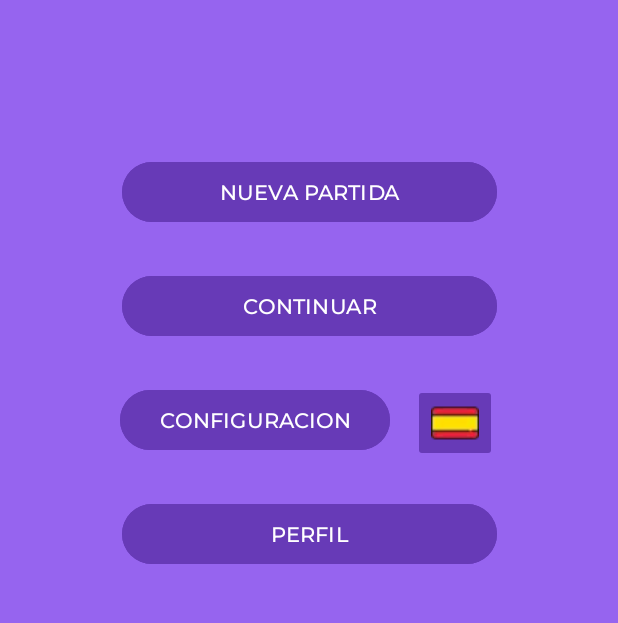
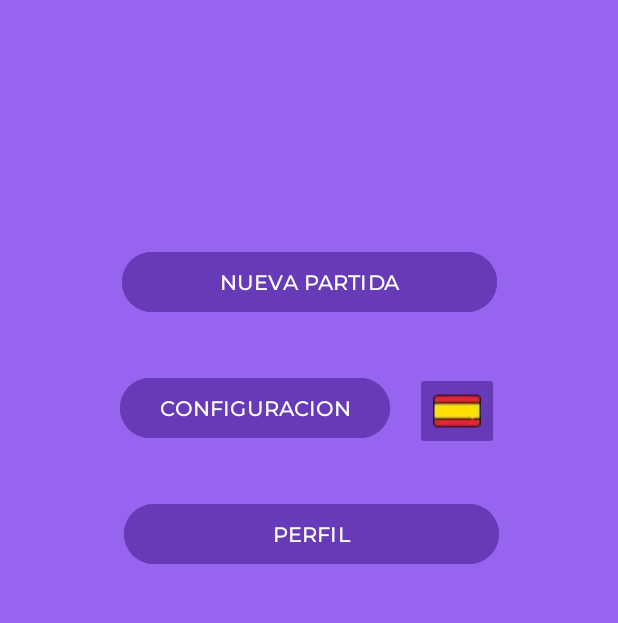
Before and after one commit to Adrian-DEVCoder/Proyecto_PalabrasDesordenadas, an Android app: the MenuActivity screen opened directly, with no data from a screen before it, on a phone screen of 412 x 824 dp, the part 333-956 px from its top. Run offline under Robolectric (Android 15) with nearby library versions, the phone set to English and light mode, and no system bars.

Commit message:
Actualizacion del layout del menu principal, eliminamos la opcion de continuar

```diff
--- a/app/src/main/java/com/example/proyecto_palabrasdesordenadas/MenuActivity.java
+++ b/app/src/main/java/com/example/proyecto_palabrasdesordenadas/MenuActivity.java
@@ -18,7 +18,6 @@ public class MenuActivity extends AppCompatActivity {
         setContentView(R.layout.activity_menu);
         ImageView imageViewLogo = findViewById(R.id.img_logo2);
         Button buttonNuevaPartida = findViewById(R.id.btn_nueva_partida);
-        Button buttonContinuarPartida = findViewById(R.id.btn_continuar_partida);
         Button buttonConfiguracion = findViewById(R.id.btn_configuracion);
         ImageButton imageButtonIdioma = findViewById(R.id.btn_idioma);
         Button buttonPerfil = findViewById(R.id.btn_perfil);
@@ -43,14 +42,6 @@ public class MenuActivity extends AppCompatActivity {
                 startActivity(intent);
             }
         });
-        // Listener del boton para continuar partida
-        buttonContinuarPartida.setOnClickListener(new View.OnClickListener() {
-            @Override
-            public void onClick(View view) {
-                soundManager.playSound(MenuActivity.this,  MainActivity.sonido);
-                startActivity(new Intent(MenuActivity.this, PartidaActivity.class));
-            }
-        });
         // Listener del boton de configuracion
         buttonConfiguracion.setOnClickListener(new View.OnClickListener() {
             @Override
@@ -67,13 +58,11 @@ public class MenuActivity extends AppCompatActivity {
                 if(imagenCambiada){
                     imageButtonIdioma.setImageResource(R.drawable.espana);
                     buttonNuevaPartida.setText(R.string.button_nueva);
-                    buttonContinuarPartida.setText(R.string.button_continuar);
                     buttonConfiguracion.setText(R.string.button_ajustes);
                     buttonPerfil.setText(R.string.button_perfil);
                 } else {
                     imageButtonIdioma.setImageResource(R.drawable.estados_unidos);
                     buttonNuevaPartida.setText(R.string.button_new);
-                    buttonContinuarPartida.setText(R.string.button_continue);
                     buttonConfiguracion.setText(R.string.button_setting);
                     buttonPerfil.setText(R.string.button_profile);
                 }
--- a/app/src/main/res/layout/activity_menu.xml
+++ b/app/src/main/res/layout/activity_menu.xml
@@ -26,35 +26,34 @@
         android:layout_width="250dp"
         android:layout_height="wrap_content"
         android:layout_marginStart="32dp"
-        android:layout_marginTop="104dp"
+        android:layout_marginTop="164dp"
         android:layout_marginEnd="32dp"
         android:backgroundTint="#673AB7"
         android:fontFamily="@font/montserrat_medium"
         android:text="NUEVA PARTIDA"
         app:layout_constraintEnd_toEndOf="parent"
+        app:layout_constraintHorizontal_bias="0.505"
         app:layout_constraintStart_toStartOf="parent"
         app:layout_constraintTop_toBottomOf="@+id/img_logo2" />
 
-    <Button
-        android:id="@+id/btn_continuar_partida"
-        android:layout_width="250dp"
+    <ImageButton
+        android:id="@+id/btn_idioma"
+        android:layout_width="wrap_content"
         android:layout_height="wrap_content"
-        android:layout_marginStart="32dp"
-        android:layout_marginTop="28dp"
-        android:layout_marginEnd="32dp"
+        android:layout_marginTop="36dp"
         android:backgroundTint="#673AB7"
-        android:fontFamily="@font/montserrat_medium"
-        android:text="CONTINUAR"
         app:layout_constraintEnd_toEndOf="parent"
+        app:layout_constraintHorizontal_bias="0.777"
         app:layout_constraintStart_toStartOf="parent"
-        app:layout_constraintTop_toBottomOf="@+id/btn_nueva_partida" />
+        app:layout_constraintTop_toBottomOf="@+id/btn_nueva_partida"
+        app:srcCompat="@drawable/espana" />
 
     <Button
         android:id="@+id/btn_configuracion"
         android:layout_width="180dp"
         android:layout_height="wrap_content"
         android:layout_marginStart="80dp"
-        android:layout_marginTop="28dp"
+        android:layout_marginTop="36dp"
         android:layout_marginEnd="32dp"
         android:backgroundTint="#673AB7"
         android:backgroundTintMode="add"
@@ -63,33 +62,21 @@
         app:layout_constraintEnd_toStartOf="@+id/btn_idioma"
         app:layout_constraintHorizontal_bias="0.0"
         app:layout_constraintStart_toStartOf="parent"
-        app:layout_constraintTop_toBottomOf="@+id/btn_continuar_partida" />
+        app:layout_constraintTop_toBottomOf="@+id/btn_nueva_partida" />
 
     <Button
         android:id="@+id/btn_perfil"
         android:layout_width="250dp"
         android:layout_height="wrap_content"
-        android:layout_marginTop="28dp"
+        android:layout_marginTop="36dp"
         android:backgroundTint="#673AB7"
         android:fontFamily="@font/montserrat_medium"
         android:text="PERFIL"
         app:layout_constraintBottom_toBottomOf="parent"
         app:layout_constraintEnd_toEndOf="parent"
-        app:layout_constraintHorizontal_bias="0.503"
+        app:layout_constraintHorizontal_bias="0.509"
         app:layout_constraintStart_toStartOf="parent"
         app:layout_constraintTop_toBottomOf="@+id/btn_configuracion"
         app:layout_constraintVertical_bias="0.0" />
 
-    <ImageButton
-        android:id="@+id/btn_idioma"
-        android:layout_width="wrap_content"
-        android:layout_height="wrap_content"
-        android:layout_marginTop="28dp"
-        android:backgroundTint="#673AB7"
-        app:layout_constraintEnd_toEndOf="parent"
-        app:layout_constraintHorizontal_bias="0.774"
-        app:layout_constraintStart_toStartOf="parent"
-        app:layout_constraintTop_toBottomOf="@+id/btn_continuar_partida"
-        app:srcCompat="@drawable/espana" />
-
 </androidx.constraintlayout.widget.ConstraintLayout>
--- a/app/src/main/res/values/strings.xml
+++ b/app/src/main/res/values/strings.xml
@@ -4,12 +4,10 @@
     <string name="logo_app">Logo app</string>
     <!--Strings para el menu principal en español-->
     <string name="button_nueva">NUEVA PARTIDA</string>
-    <string name="button_continuar">CONTINUAR PARTIDA</string>
     <string name="button_ajustes">CONFIGURACION</string>
     <string name="button_perfil">PERFIL</string>
     <!--Strings para el menu principal en ingles-->
     <string name="button_new">NEW GAME</string>
-    <string name="button_continue">CONTINUE GAME</string>
     <string name="button_setting">SETTINGS</string>
     <string name="button_profile">PROFILE</string>
     <string name="singleplayer">SINGLEPLAYER</string>
```
